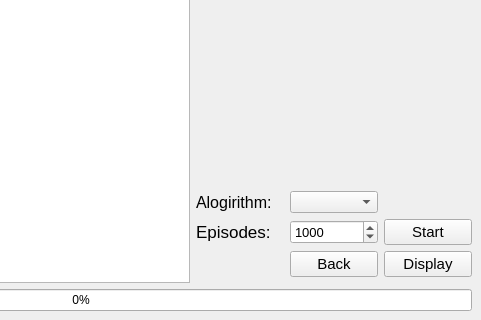
First picture: the form in ui/TrainScene.ui, repository TeodoraMaria/SnakeLearning, before the edit; both pictures show x 319 to 800 and y 280 to 600 of the 800 by 600 pixel window.
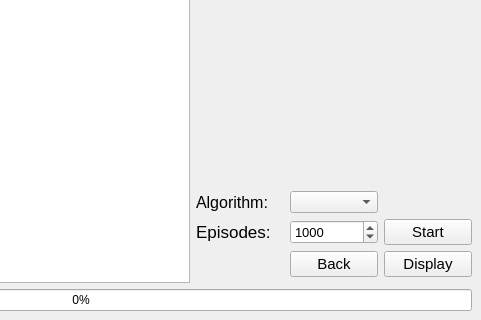
Second picture: the form after the edit. Custom widgets are drawn as their Qt base class.

What changed in the file:
```diff
--- a/ui/TrainScene.ui
+++ b/ui/TrainScene.ui
@@ -126,7 +126,7 @@
        </font>
       </property>
       <property name="text">
-       <string>Alogirithm:</string>
+       <string>Algorithm:</string>
       </property>
      </widget>
     </item>
```
